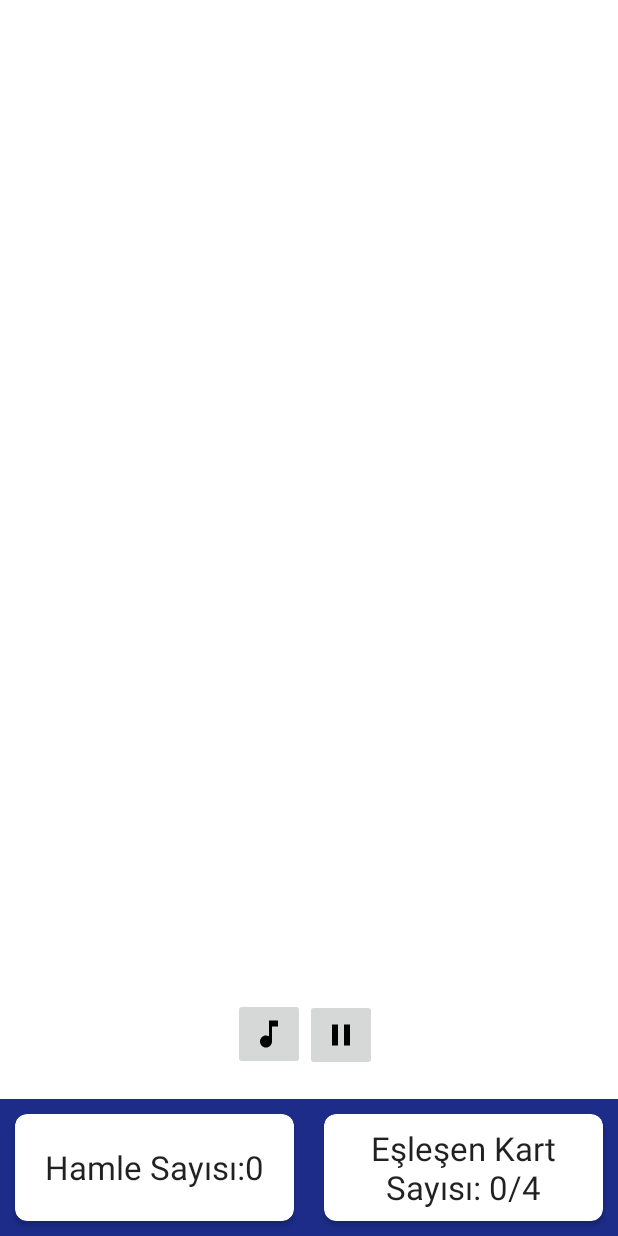
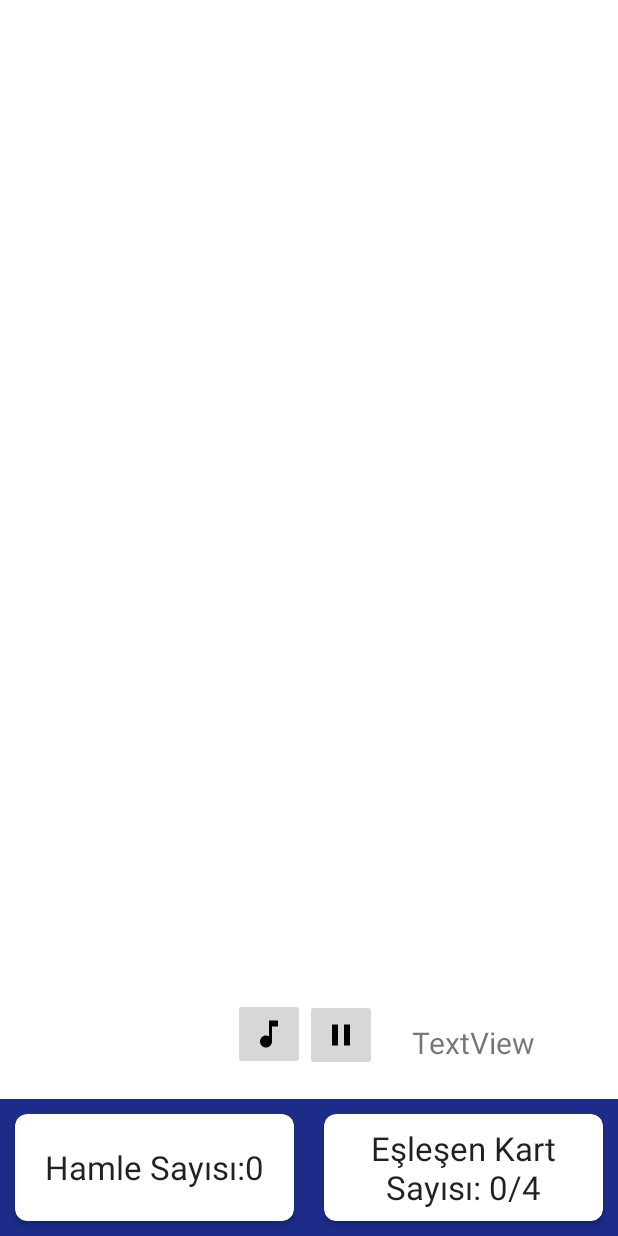
Before and after one commit to tugbaguneyy/Memory-Card-Game, an Android app: the layout activity_main.xml on its own in the app's theme, with its tools: preview values and no code run, on a phone screen of 412 x 824 dp. Run offline under Robolectric (Android 15) with nearby library versions, the phone set to English and light mode, and no system bars.

Commit message:
başlatma ekranı login eklendi,timer eklendi

```diff
--- /dev/null
+++ b/app/src/main/res/drawable/ic_start.xml
@@ -0,0 +1,5 @@
+<vector android:height="24dp" android:tint="#FFFFFF"
+    android:viewportHeight="24" android:viewportWidth="24"
+    android:width="24dp" xmlns:android="http://schemas.android.com/apk/res/android">
+    <path android:fillColor="@android:color/white" android:pathData="M8,5v14l11,-7z"/>
+</vector>
--- a/app/src/main/res/layout/activity_main.xml
+++ b/app/src/main/res/layout/activity_main.xml
@@ -93,4 +93,16 @@
         app:srcCompat="@drawable/ic_baseline_pause_24"
         tools:ignore="SpeakableTextPresentCheck" />
 
+    <TextView
+        android:id="@+id/tw"
+        android:layout_width="wrap_content"
+        android:layout_height="wrap_content"
+        android:layout_marginBottom="24dp"
+        android:text="TextView"
+        android:textSize="20sp"
+        app:layout_constraintBottom_toTopOf="@+id/llGameInfo"
+        app:layout_constraintEnd_toEndOf="parent"
+        app:layout_constraintHorizontal_bias="0.294"
+        app:layout_constraintStart_toEndOf="@+id/btn_pause" />
+
 </androidx.constraintlayout.widget.ConstraintLayout>
--- a/app/src/main/res/menu/menu_main.xml
+++ b/app/src/main/res/menu/menu_main.xml
@@ -19,8 +19,14 @@
         android:id="@+id/custom"
         android:visible="false" />
     <item
+        android:id="@+id/start"
+        android:icon="@drawable/ic_start"
+        android:title="Başlat"
+        app:showAsAction="always" />
+    <item
         android:id="@+id/refresh"
         android:icon="@drawable/ic_refresh"
         android:title="Yenile"
         app:showAsAction="always" />
+
 </menu>
```
Also changed, not shown: app/src/main/AndroidManifest.xml (+5 -5 lines), app/src/main/java/com/example/memorygame/MainActivity.kt (+83 -4 lines), app/src/main/java/com/example/memorygame/models/MemoryGame.kt (+3 -11 lines), 3 other files.
